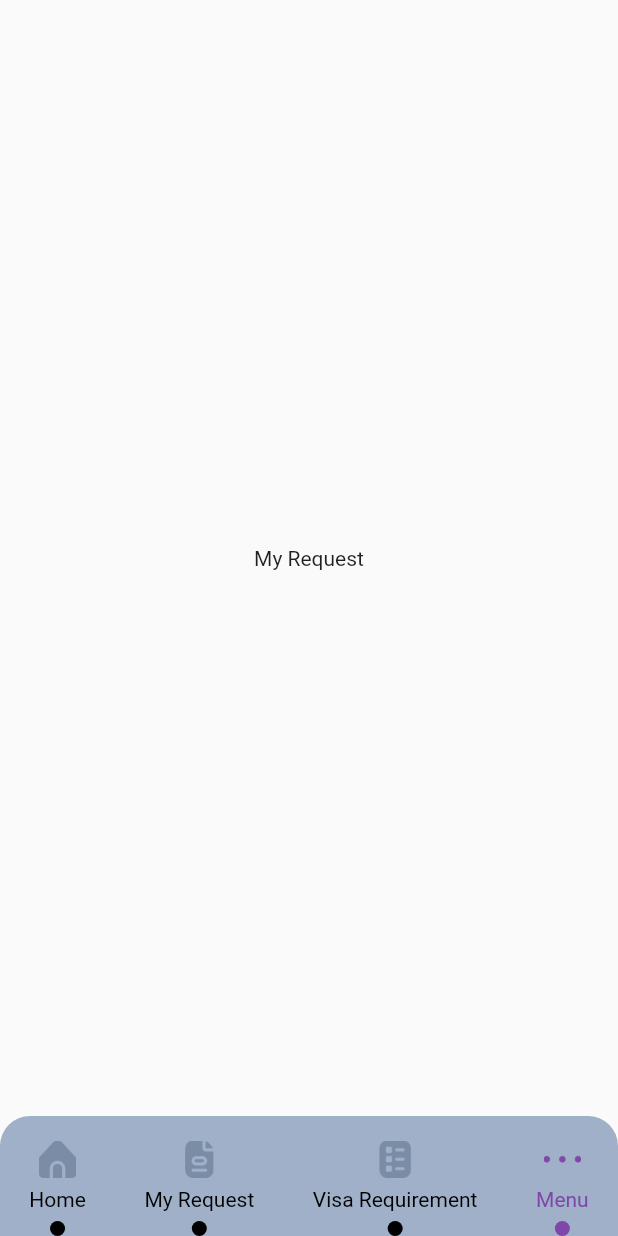
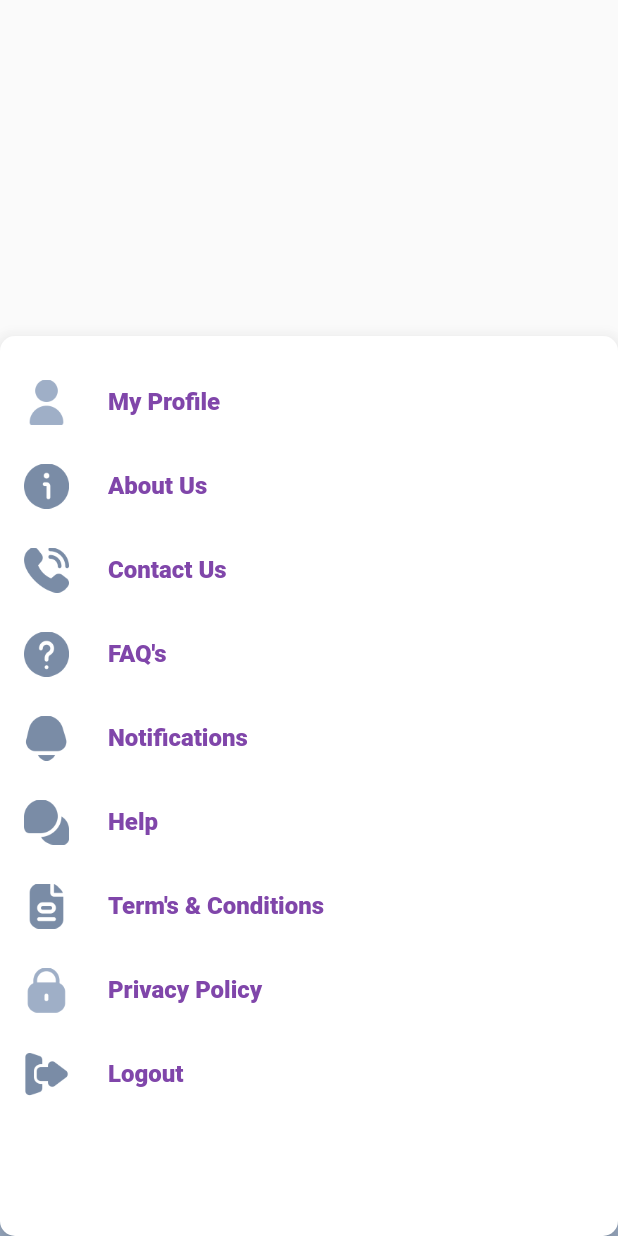
Before and after one commit to sarankumar02/Al-FIFA, a Flutter app: the HomeScreen screen opened directly, item 2 of the bottom bar chosen, after a tap on "Menu", on a phone screen of 412 x 824 dp. Run offline on Flutter 3.47's test engine with Material 2 defaults, Android fonts, the phone set to English and light mode, and no system bars; our stand-ins replace flutter_svg, rxdart, shared_preferences; accounts and stored records are empty.

Commit message:
Menu screen bottomsheet added

```diff
--- a/lib/screens/homePage.dart
+++ b/lib/screens/homePage.dart
@@ -117,6 +117,7 @@ class _HomePageState extends State<HomePage> {
                     )
                   ],
                 ),
+                SizedBox(height: 20,),
                 GestureDetector(
                 onTap: (){},
                 child: Container(
@@ -127,7 +128,7 @@ class _HomePageState extends State<HomePage> {
                       itemBuilder: (context, i){
                         return
                           Stack(
-                            alignment: AlignmentDirectional.center,
+                            alignment: AlignmentDirectional.topStart,
                             children: [
                               Card(
                             elevation: 5,
@@ -140,16 +141,17 @@ class _HomePageState extends State<HomePage> {
 
                         ),
                               Container(
-                                alignment: Alignment.topLeft,
+
+                                alignment: Alignment.bottomLeft,
                                 padding: EdgeInsets.only(left: 20,
-                                    bottom: 20),
+                                    bottom: 20,top: 150),
 
                                 child: Column(
                                   crossAxisAlignment: CrossAxisAlignment.start,
                                   children: [
                                     Image(image: AssetImage("assets/Icons/other services.png"), width: 30,height: 30,),
                                     Text("Other Services", style: TextStyle(
-                                        fontWeight: FontWeight.bold,
+                                        fontWeight: FontWeight.normal,
                                         color: Colors.white
                                     ),),
                                     Text("International driving ",
--- a/lib/screens/homeScreen.dart
+++ b/lib/screens/homeScreen.dart
@@ -1,4 +1,5 @@
 import 'package:al_fifa/screens/homePage.dart';
+
 import 'package:al_fifa/screens/screenOne.dart';
 import 'package:al_fifa/utils/constants.dart';
 import 'package:flutter/material.dart';
@@ -11,6 +12,7 @@ class HomeScreen extends StatefulWidget {
 }
 
 class _HomeScreenState extends State<HomeScreen> {
+
   int pageIndex = 0;
 
   final pages = [
@@ -21,9 +23,8 @@ class _HomeScreenState extends State<HomeScreen> {
     ScreenOne(
       text: "Visa Requirement",
     ),
-    ScreenOne(
-      text: "Menu",
-    ),
+    //drawer()
+    // MenuScreen()
   ];
 
   @override
@@ -141,7 +142,8 @@ class _HomeScreenState extends State<HomeScreen> {
                 SizedBox(
                   height: 10,
                 ),
-                pageIndex == 2 ?  Image.asset(
+                pageIndex == 2
+                    ? Image.asset(
                         "assets/Icons/requirments purple.png",
                         width: 25,
                         height: 25,
@@ -172,7 +174,8 @@ class _HomeScreenState extends State<HomeScreen> {
           GestureDetector(
             onTap: () {
               setState(() {
-                pageIndex = 3;
+                // pageIndex = 3;
+                _showModelBottomSheet();
               });
             },
             child: Column(
@@ -181,11 +184,13 @@ class _HomeScreenState extends State<HomeScreen> {
                 SizedBox(
                   height: 10,
                 ),
-                pageIndex == 3 ? Image.asset(
+                pageIndex == 3
+                    ? Image.asset(
                         "assets/Icons/3 dots purple.png",
                         width: 25,
                         height: 25,
-                ) : Image.asset(
+                      )
+                    : Image.asset(
                         "assets/Icons/3 dots.png",
                         width: 25,
                         height: 25,
@@ -213,4 +218,137 @@ class _HomeScreenState extends State<HomeScreen> {
       ),
     );
   }
+
+
+
+  Future _showModelBottomSheet(){
+    return   showModalBottomSheet(
+      context: context,
+      barrierColor: Colors.transparent,
+      backgroundColor: Colors.white,
+
+      elevation: 10,
+      useRootNavigator: true,
+      isScrollControlled: true,
+
+      shape: RoundedRectangleBorder(
+        borderRadius: BorderRadius.circular(10.0),
+      ),
+      builder: (BuildContext context) {
+        // UDE : SizedBox instead of Container for whitespaces
+        return Container(
+
+          padding: EdgeInsets.only(top: 16.0),
+          height: 600,
+          child: Column(
+            mainAxisAlignment: MainAxisAlignment.start,
+            children:  <Widget>[
+              GestureDetector(
+                onTap: (){
+
+                },
+                child: ListTile(
+                  title: Text("My Profile",
+                    style: TextStyleAlFifa.text,),
+                  leading: Image.asset("assets/Icons/user.png",
+                    width: 30,
+                    height: 30,),
+                ),
+              ),
+              GestureDetector(
+                  onTap: (){
+
+                  },
+                  child: ListTile(
+                    title: Text("About Us",
+                      style: TextStyleAlFifa.text,),
+                    leading: Image.asset("assets/Icons/about us.png",
+                      width: 30,
+                      height: 30,),
+                  )),
+              GestureDetector(
+                  onTap: (){
+
+                  },
+                  child: ListTile(
+                    title: Text("Contact Us",
+                      style: TextStyleAlFifa.text,),
+                    leading: Image.asset("assets/Icons/call.png",
+                      width: 30,
+                      height: 30,),
+                  )),
+              GestureDetector(
+                  onTap: (){
+
+                  },
+                  child: ListTile(
+                    title: Text("FAQ's",
+                      style: TextStyleAlFifa.text,),
+                    leading: Image.asset("assets/Icons/faqs.png",
+                      width: 30,
+                      height: 30,),
+                  )),
+              GestureDetector(
+                  onTap: (){
+
+                  },
+                  child: ListTile(
+                    title: Text("Notifications",
+                      style: TextStyleAlFifa.text,),
+                    leading: Image.asset("assets/Icons/notifications.png",
+                      width: 30,
+                      height: 30,),
+                  )),
+              GestureDetector(
+                  onTap: (){
+
+                  },
+                  child: ListTile(
+                    title: Text("Help",
+                      style: TextStyleAlFifa.text,),
+                    leading: Image.asset("assets/Icons/help.png",
+                      width: 30,
+                      height: 30,),
+                  )),
+              GestureDetector(
+                  onTap: (){
+
+                  },
+                  child: ListTile(
+                    title: Text("Term's & Conditions",
+                      style: TextStyleAlFifa.text,),
+                    leading: Image.asset("assets/Icons/my request.png",
+                      width: 30,
+                      height: 30,),
+                  )),
+              GestureDetector(
+                  onTap: (){
+
+                  },
+                  child: ListTile(
+                    title: Text("Privacy Policy",
+                      style: TextStyleAlFifa.text,),
+                    leading: Image.asset("assets/Icons/lock.png",
+                      width: 30,
+                      height: 30,),
+                  )),
+              GestureDetector(
+                  onTap: (){
+
+                  },
+                  child: ListTile(
+                    title: Text("Logout",
+                      style: TextStyleAlFifa.text,),
+                    leading: Image.asset("assets/Icons/logout.png",
+                      width: 30,
+                      height: 30,),
+                  ))
+            ],
+          ),
+        );
+      },
+    );
   }
+
+
+}
--- a/lib/utils/constants.dart
+++ b/lib/utils/constants.dart
@@ -16,6 +16,14 @@ const String homeScreen = '/homePage';
    static const secondaryColor = Color(0xff9fb0c8);
    static const blackColor = Colors.black;
 
+ }
+
+ class TextStyleAlFifa{
+   static const TextStyle text = TextStyle(
+     fontWeight: FontWeight.w800,
+     color: AppColor.primaryColor
+
+   );
  }
 
  class FontConstant{
```
Lines whose indentation alone changed are shown as unchanged.
